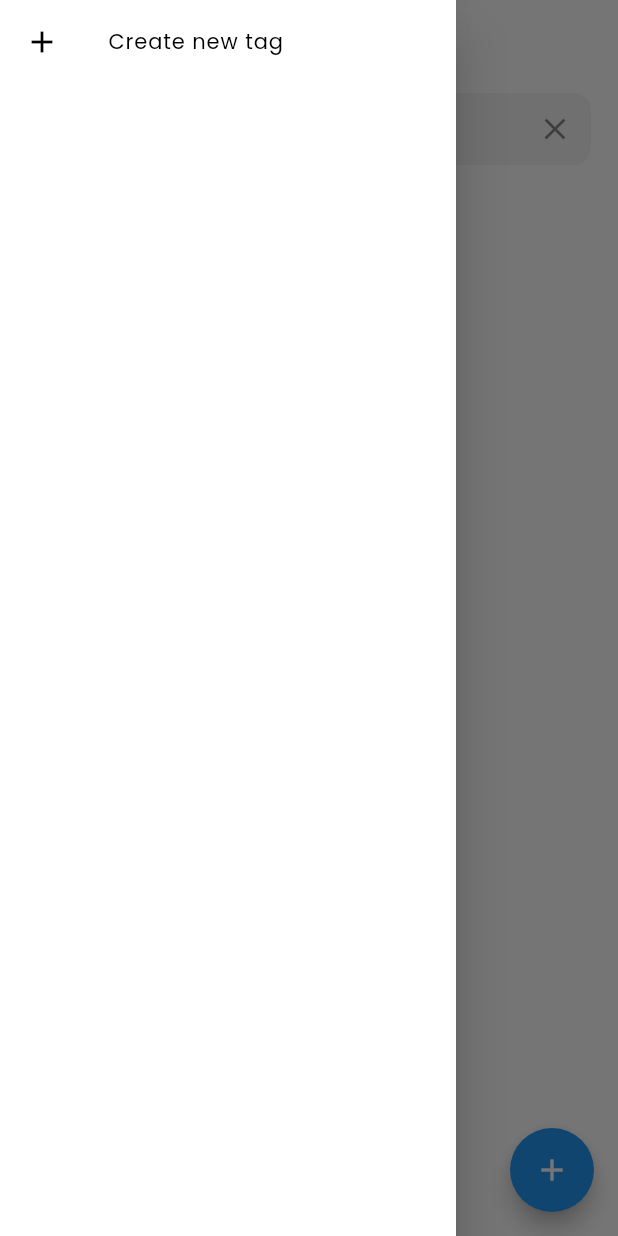
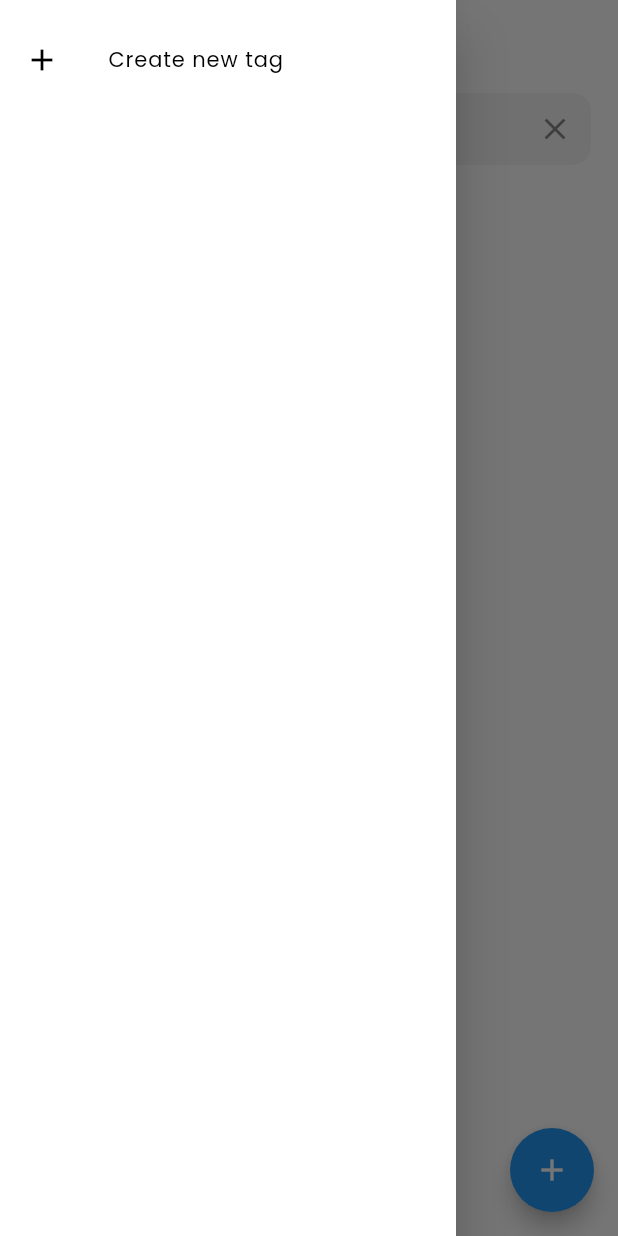
Before and after one commit to BojanDolic/NotesFlutter, a Flutter app: the screen it shows after launch, with the side drawer open, on a phone screen of 412 x 824 dp. Run offline on Flutter 3.47's test engine with Material 2 defaults, Android fonts, the phone set to English and light mode, and no system bars; our stand-ins replace bloc, equatable, flutter_bloc, objectbox; generated files the repository leaves out were written again.

Commit message:
TAGS IMPLEMENTATION
Navigation drawer UI change in main_screen.dart
Refactor of note_bloc.dart and main_screen.dart

```diff
--- a/lib/blocs/events/note_events.dart
+++ b/lib/blocs/events/note_events.dart
@@ -1,5 +1,6 @@
 import 'package:equatable/equatable.dart';
 import 'package:notes_flutter/models/note.dart';
+import 'package:notes_flutter/models/tag.dart';
 
 abstract class NoteEvent extends Equatable {
   const NoteEvent();
@@ -63,9 +64,9 @@ class SearchNotes extends NoteEvent {
 }
 
 class SearchNotesByTag extends NoteEvent {
-  final String tag;
+  final Tag tag;
 
-  const SearchNotesByTag({this.tag = ""});
+  const SearchNotesByTag({required this.tag});
 
   @override
   List<Object?> get props => [tag];
--- a/lib/blocs/note_bloc.dart
+++ b/lib/blocs/note_bloc.dart
@@ -11,12 +11,13 @@ import 'package:notes_flutter/resources/repository.dart';
 class NoteBloc extends Bloc<NoteEvent, NoteState> {
   final Repository _repository;
   final TagsBloc _tagsBloc;
-  late StreamSubscription _streamSubscription;
+  late StreamSubscription streamSubscription;
 
   var _query = "";
-  var _tag = "";
+  Tag _tag = Tag();
 
-  String get tag => _tag;
+  Tag get tag => _tag;
+  bool get isTagSelected => _tag.id != 0;
 
   NoteBloc(this._repository, this._tagsBloc) : super(NoteLoading()) {
     on<LoadNotes>(_loadNotes);
@@ -28,7 +29,7 @@ class NoteBloc extends Bloc<NoteEvent, NoteState> {
     on<SearchNotesByTag>(_searchNoteByTag);
     on<ResetSearches>(_resetSearches);
 
-    _streamSubscription = _tagsBloc.stream.listen(
+    streamSubscription = _tagsBloc.stream.listen(
       (event) {
         if (event is LoadedTags) {
           add(
@@ -39,11 +40,16 @@ class NoteBloc extends Bloc<NoteEvent, NoteState> {
     );
   }
 
-  bool isTagSelected() => _tag != "";
+  //bool isTagSelected() => _tag != "";
 
   void _loadNotes(LoadNotes event, Emitter<NoteState> emitter) {
     emitter(
-      NoteLoaded(notes: _repository.getAllNotes()),
+      NoteLoaded(
+        notes: _repository.getAllNotes(
+          query: _query,
+          tag: _tag.tagName,
+        ),
+      ),
     );
   }
 
@@ -52,9 +58,12 @@ class NoteBloc extends Bloc<NoteEvent, NoteState> {
     if (state is NoteLoaded) {
       _repository.insertNote(event.note);
       //final notes = _repository.getAllNotes();
-      emit(
+      emitter(
         NoteLoaded(
-          notes: _repository.getAllNotes(query: _query),
+          notes: _repository.getAllNotes(
+            query: _query,
+            tag: _tag.tagName,
+          ),
         ),
       );
     }
@@ -68,7 +77,10 @@ class NoteBloc extends Bloc<NoteEvent, NoteState> {
       _notes.remove(event.note);
       emit(
         NoteLoaded(
-          notes: _repository.getAllNotes(query: _query, tag: _tag),
+          notes: _repository.getAllNotes(
+            query: _query,
+            tag: _tag.tagName,
+          ),
         ),
       );
     }
@@ -90,7 +102,10 @@ class NoteBloc extends Bloc<NoteEvent, NoteState> {
 
       emitter(
         NoteLoaded(
-          notes: _repository.getAllNotes(query: _query, tag: _tag),
+          notes: _repository.getAllNotes(
+            query: _query,
+            tag: _tag.tagName,
+          ),
         ),
       );
     }
@@ -103,7 +118,10 @@ class NoteBloc extends Bloc<NoteEvent, NoteState> {
     if (state is NoteLoaded) {
       emit(
         NoteLoaded(
-          notes: _repository.getAllNotes(query: event.query, tag: _tag),
+          notes: _repository.getAllNotes(
+            query: event.query,
+            tag: _tag.tagName,
+          ),
         ),
       );
     }
@@ -131,14 +149,17 @@ class NoteBloc extends Bloc<NoteEvent, NoteState> {
 
     emit(
       NoteLoaded(
-        notes: _repository.getAllNotes(query: _query, tag: tag),
+        notes: _repository.getAllNotes(
+          query: _query,
+          tag: _tag.tagName,
+        ),
       ),
     );
   }
 
   FutureOr<void> _resetSearches(ResetSearches event, Emitter<NoteState> emit) {
     _query = "";
-    _tag = "";
+    _tag = Tag();
 
     emit(
       NoteLoaded(
--- a/lib/ui/main_screen.dart
+++ b/lib/ui/main_screen.dart
@@ -12,6 +12,7 @@ import 'package:notes_flutter/models/note.dart';
 import 'package:notes_flutter/models/tag.dart';
 import 'package:notes_flutter/ui/add_note_screen.dart';
 import 'package:notes_flutter/ui/widgets/note_widget.dart';
+import 'package:notes_flutter/utils/color_constants.dart';
 
 class MainScreen extends StatefulWidget {
   const MainScreen({Key? key}) : super(key: key);
@@ -56,30 +57,50 @@ class _MainScreenState extends State<MainScreen> {
                   if (state is LoadedTags) {
                     return Column(
                       children: [
+                        const SizedBox(
+                          height: 12,
+                        ),
                         Expanded(
                           child: ListView.builder(
                             itemCount: state.tags.length + 1,
                             itemBuilder: (context, index) {
                               if (index != state.tags.length) {
                                 final tag = state.tags[index];
-                                return ListTile(
-                                  selected: noteBloc.tag == tag.tagName,
-                                  selectedColor: Colors.red,
+                                return Padding(
+                                  padding: const EdgeInsets.only(
+                                    right: 12,
+                                  ),
+                                  child: ListTile(
+                                    dense: true,
+                                    contentPadding: const EdgeInsets.only(
+                                      left: 16,
+                                    ),
+                                    shape: const RoundedRectangleBorder(
+                                      borderRadius: BorderRadius.only(
+                                        topRight: Radius.circular(
+                                          50,
+                                        ),
+                                        bottomRight: Radius.circular(
+                                          50,
+                                        ),
+                                      ),
+                                    ),
+                                    selected: noteBloc.tag == tag,
+                                    selectedTileColor: lightBlueColor,
+                                    selectedColor: Colors.blue,
                                     title: Text(
                                       tag.tagName,
-                                    style: theme.textTheme.titleSmall?.copyWith(
-                                      color: Colors.blue,
-                                    ),
+                                      style: theme.textTheme.titleSmall,
                                     ),
                                     leading: const Icon(
-                                    Icons.label_important_outline_rounded,
-                                    color: Colors.blue,
+                                      Icons.label_outline_rounded,
                                     ),
                                     onTap: () {
                                       Navigator.pop(context);
-                                    _searchNotesByTag(tag.tagName);
+                                      _searchNotesByTag(tag);
                                     },
                                     onLongPress: () => _deleteTag(tag),
+                                  ),
                                 );
                               } else {
                                 return ListTile(
@@ -140,10 +161,10 @@ class _MainScreenState extends State<MainScreen> {
                 : AppBar(
                     elevation: 0,
                     title: Text(
-                      noteBloc.isTagSelected() ? noteBloc.tag : "Notes",
+                      noteBloc.isTagSelected ? noteBloc.tag.tagName : "Notes",
                       style: theme.textTheme.headlineMedium,
                     ),
-                    actions: noteBloc.isTagSelected()
+                    actions: noteBloc.isTagSelected
                         ? [
                             IconButton(
                               onPressed: () => _deleteSearch(),
@@ -158,7 +179,14 @@ class _MainScreenState extends State<MainScreen> {
             floatingActionButton: FloatingActionButton(
               child: const Icon(Icons.add),
               onPressed: () async {
-                final insertedNote = await Navigator.pushNamed(context, AddNoteScreen.id) as Note?;
+                final _note = Note();
+                _note.color = Colors.white.value;
+                if (noteBloc.isTagSelected) {
+                  _note.tags.add(
+                    noteBloc.tag,
+                  );
+                }
+                final insertedNote = await Navigator.pushNamed(context, AddNoteScreen.id, arguments: _note) as Note?;
 
                 if (insertedNote != null) {
                   if (insertedNote.isEmpty()) {
@@ -186,7 +214,6 @@ class _MainScreenState extends State<MainScreen> {
                   children: [
                     AnimatedCrossFade(
                       firstChild: Padding(
-                        key: Key("padding"),
                         padding: const EdgeInsets.symmetric(horizontal: 12, vertical: 6),
                         child: TextField(
                           controller: _searchController,
@@ -211,7 +238,7 @@ class _MainScreenState extends State<MainScreen> {
                         ),
                       ),
                       secondChild: const SizedBox(),
-                      crossFadeState: (selecting || noteBloc.isTagSelected()) ? CrossFadeState.showSecond : CrossFadeState.showFirst,
+                      crossFadeState: (selecting || noteBloc.isTagSelected) ? CrossFadeState.showSecond : CrossFadeState.showFirst,
                       duration: const Duration(milliseconds: 200),
                     ),
                     const SizedBox(
@@ -384,9 +411,9 @@ class _MainScreenState extends State<MainScreen> {
     Navigator.pop(context);
   }
 
-  _searchNotesByTag(String tagName) {
+  _searchNotesByTag(Tag tag) {
     context.read<NoteBloc>().add(
-          SearchNotesByTag(tag: tagName),
+          SearchNotesByTag(tag: tag),
         );
   }
 
--- a/lib/ui/widgets/note_widget.dart
+++ b/lib/ui/widgets/note_widget.dart
@@ -28,7 +28,7 @@ class NoteWidget extends StatelessWidget {
         onTap: onTap,
         child: Material(
           clipBehavior: Clip.none,
-          elevation: selected ? 30 : 0,
+          elevation: selected ? 9 : 0,
           borderRadius: BorderRadius.circular(12),
           child: Container(
             child: Padding(
@@ -113,7 +113,7 @@ class NoteWidget extends StatelessWidget {
               border: selected
                   ? Border.all(
                       color: Colors.black,
-                      width: selected ? 2.5 : 1,
+                      width: selected ? 2 : 1,
                     )
                   : Border.all(
                       color: borderColor,
--- a/lib/utils/color_constants.dart
+++ b/lib/utils/color_constants.dart
@@ -6,3 +6,5 @@ const lightRedNoteColor = Color(0xffffab91);
 const lightGreenNoteColor = Color(0xff94B49F);
 const yellowNoteColor = Color(0xffFFC54D);
 const pinkNoteColor = Color(0xffFF85B3);
+
+const lightBlueColor = Color(0x4dd1ecff);
```
Lines whose indentation alone changed are shown as unchanged.
